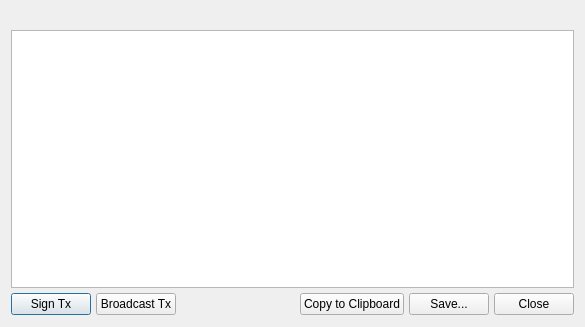
This is src/qt/forms/psbtoperationsdialog.ui in raffermeko/bitcoin as Qt 5 draws it before an edit. The edited form follows.
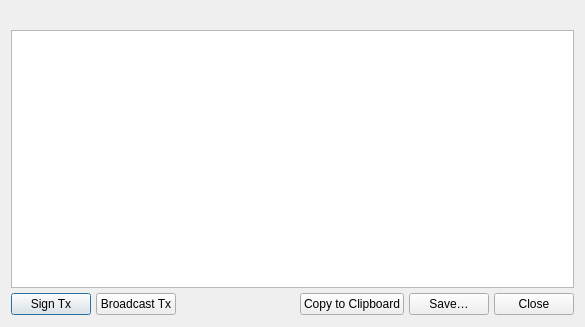
This is the edited form.

The edit to the form file:
```diff
--- a/src/qt/forms/psbtoperationsdialog.ui
+++ b/src/qt/forms/psbtoperationsdialog.ui
@@ -126,7 +126,7 @@
        <item>
         <widget class="QPushButton" name="saveButton">
          <property name="text">
-          <string>Save...</string>
+          <string>Save…</string>
          </property>
         </widget>
        </item>
```
